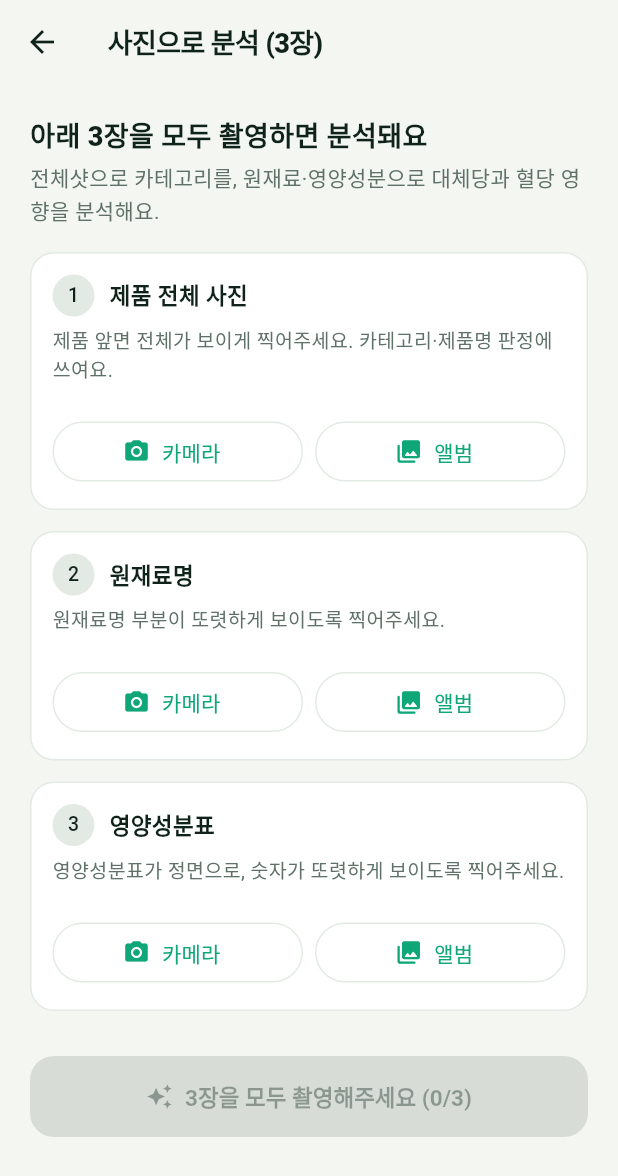
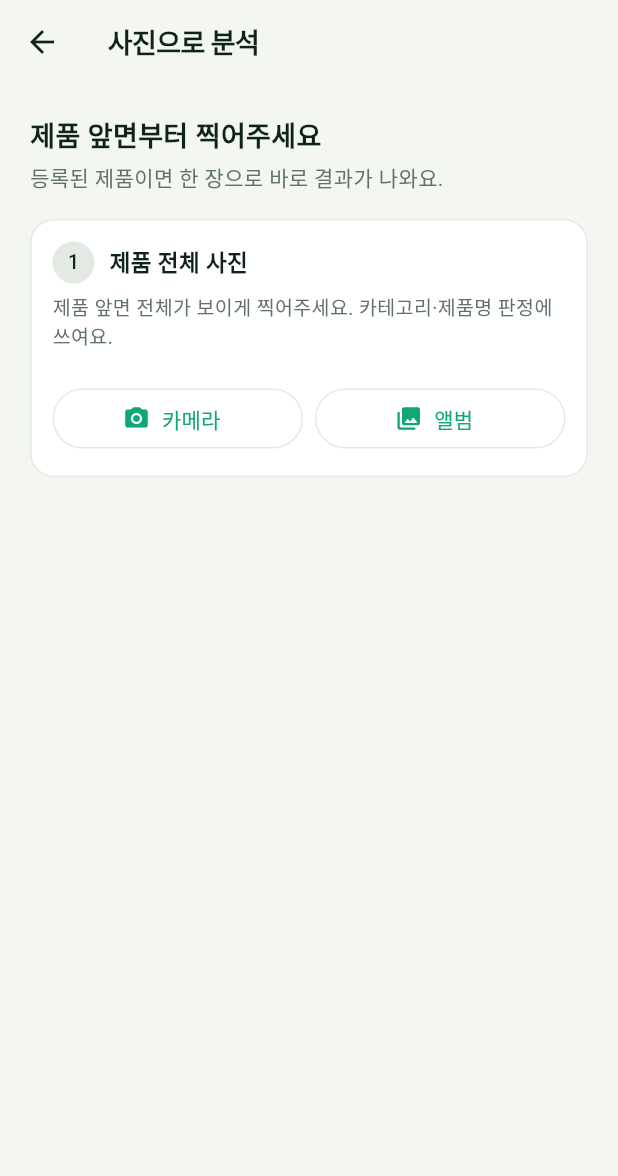
Before and after one commit to hongbomshin-lab/CUBED_v2, a Flutter app: the CaptureScreen screen opened directly, on a phone screen of 412 x 824 dp. Shown: the top 1176 px of the screen. Run offline on Flutter 3.47's test engine with Material 3 defaults, Android fonts, the phone set to English and light mode, and no system bars; our stand-ins replace cached_network_image, flutter_image_compress, flutter_riverpod, geolocator, image_picker, shared_preferences and 4 more; missing offline and left inert: dart:js_interop, flutter_naver_map, mobile_scanner; accounts and stored records are empty; Roboto replaces fonts that are missing (Pretendard).

Commit message:
feat(scan): 촬영 플로우 단계화 — 전면 1장 먼저, 미등록일 때만 3장
처음부터 3장 슬롯을 보여주던 화면을 2단계로: ① 전면 1장 촬영 → 빠른 매칭,
② 매칭 실패 확정(quickChecked) 시에만 원재료·영양성분 슬롯과 제출 버튼 노출.

Co-Authored-By: Claude Fable 5 <noreply@anthropic.com>

```diff
--- a/lib/features/capture/capture_screen.dart
+++ b/lib/features/capture/capture_screen.dart
@@ -33,13 +33,16 @@ class CaptureScreen extends ConsumerWidget {
     if (file == null) return;
     final bytes = await file.readAsBytes();
     ref.read(captureControllerProvider.notifier).setImage(slot, bytes);
-    // 전면샷이면 등록 제품 빠른 매칭 시도 — 성공 시 나머지 2장 생략
-    if (slot == CaptureSlot.full && context.mounted) {
+    // 전면샷 단계면 등록 제품 빠른 매칭부터 — 매칭되면 나머지 2장 생략
+    if (slot == CaptureSlot.full &&
+        !ref.read(captureControllerProvider).quickChecked &&
+        context.mounted) {
       _tryQuickMatch(context, ref, bytes);
     }
   }
 
-  /// 전면 1장 빠른 매칭 (비치명). 매칭되면 즉시 결과 화면, 실패하면 조용히 3장 플로우 계속.
+  /// 전면 1장 빠른 매칭 (비치명). 매칭되면 즉시 결과 화면,
+  /// 실패하면 quickChecked로 전환해 나머지 2장 슬롯을 연다.
   Future<void> _tryQuickMatch(
       BuildContext context, WidgetRef ref, Uint8List bytes) async {
     final ctrl = ref.read(captureControllerProvider.notifier);
@@ -59,9 +62,9 @@ class CaptureScreen extends ConsumerWidget {
         return;
       }
     } catch (e) {
-      debugPrint('quickMatch 예외(비치명): $e'); // 현행 3장 플로우로 계속
+      debugPrint('quickMatch 예외(비치명): $e'); // 3장 플로우로 전환
     }
-    if (context.mounted) ctrl.setQuickMatching(false);
+    if (context.mounted) ctrl.markQuickChecked();
   }
 
   Future<void> _submit(BuildContext context, WidgetRef ref) async {
@@ -93,8 +96,11 @@ class CaptureScreen extends ConsumerWidget {
   @override
   Widget build(BuildContext context, WidgetRef ref) {
     final state = ref.watch(captureControllerProvider);
+    // 1단계: 전면 1장 → 빠른 매칭. 2단계(quickChecked): 미등록 확정 → 3장 플로우.
+    final slots =
+        state.quickChecked ? CaptureSlot.values : const [CaptureSlot.full];
     return Scaffold(
-      appBar: AppBar(title: const Text('사진으로 분석 (3장)')),
+      appBar: AppBar(title: const Text('사진으로 분석')),
       body: state.submitting
           ? const Center(
               child: Column(
@@ -110,11 +116,19 @@ class CaptureScreen extends ConsumerWidget {
           : ListView(
               padding: const EdgeInsets.all(20),
               children: [
-                const Text('아래 3장을 모두 촬영하면 분석돼요',
-                    style: TextStyle(fontSize: 18, fontWeight: FontWeight.w800)),
+                Text(
+                    state.quickChecked
+                        ? '등록되지 않은 제품이에요'
+                        : '제품 앞면부터 찍어주세요',
+                    style: const TextStyle(
+                        fontSize: 18, fontWeight: FontWeight.w800)),
                 const SizedBox(height: 4),
-                const Text('전체샷으로 카테고리를, 원재료·영양성분으로 대체당과 혈당 영향을 분석해요.',
-                    style: TextStyle(color: CubedColors.inkSoft, height: 1.5)),
+                Text(
+                    state.quickChecked
+                        ? '원재료명·영양성분표까지 3장이 모이면 AI가 분석해요.'
+                        : '등록된 제품이면 한 장으로 바로 결과가 나와요.',
+                    style: const TextStyle(
+                        color: CubedColors.inkSoft, height: 1.5)),
                 if (state.quickMatching) ...[
                   const SizedBox(height: 12),
                   Container(
@@ -138,7 +152,7 @@ class CaptureScreen extends ConsumerWidget {
                   ),
                 ],
                 const SizedBox(height: 16),
-                for (final slot in CaptureSlot.values)
+                for (final slot in slots)
                   _SlotCard(
                     slot: slot,
                     index: slot.index + 1,
@@ -159,16 +173,21 @@ class CaptureScreen extends ConsumerWidget {
                     child: Text(state.error!, style: const TextStyle(color: CubedColors.caution)),
                   ),
                 ],
+                if (state.quickChecked) ...[
                   const SizedBox(height: 16),
                   FilledButton.icon(
                     style: FilledButton.styleFrom(
                       backgroundColor: CubedColors.brand,
                       padding: const EdgeInsets.symmetric(vertical: 16),
                     ),
-                  onPressed: state.isComplete ? () => _submit(context, ref) : null,
+                    onPressed:
+                        state.isComplete ? () => _submit(context, ref) : null,
                     icon: const Icon(Icons.auto_awesome),
-                  label: Text(state.isComplete ? '분석·제보하기' : '3장을 모두 촬영해주세요 (${state.count}/3)'),
+                    label: Text(state.isComplete
+                        ? '분석·제보하기'
+                        : '3장을 모두 촬영해주세요 (${state.count}/3)'),
                   ),
+                ],
               ],
             ),
     );
```
Also changed, not shown: lib/features/capture/capture_controller.dart (+8 -0 lines). Lines whose indentation alone changed are shown as unchanged.
